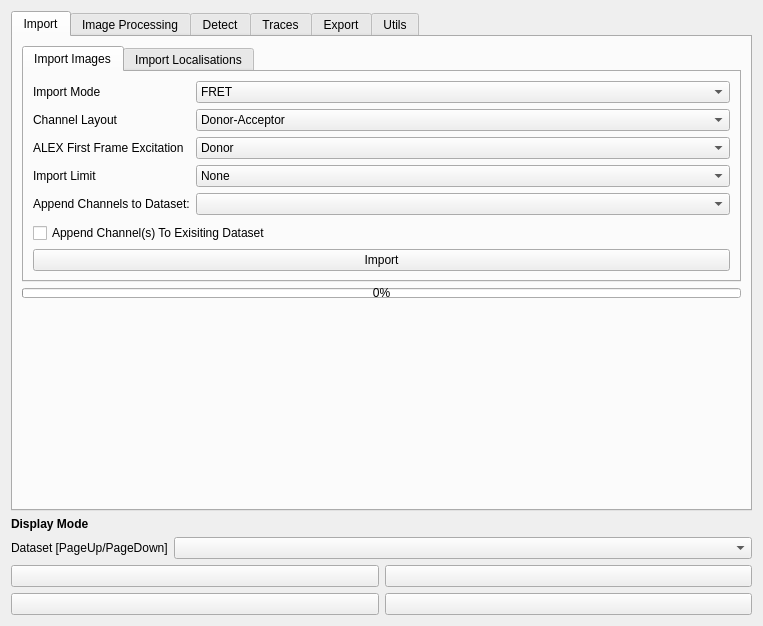
piedrro/napari-molseeq, file src/napari_pixseq/GUI/pixseq_ui.ui: the form before one commit.
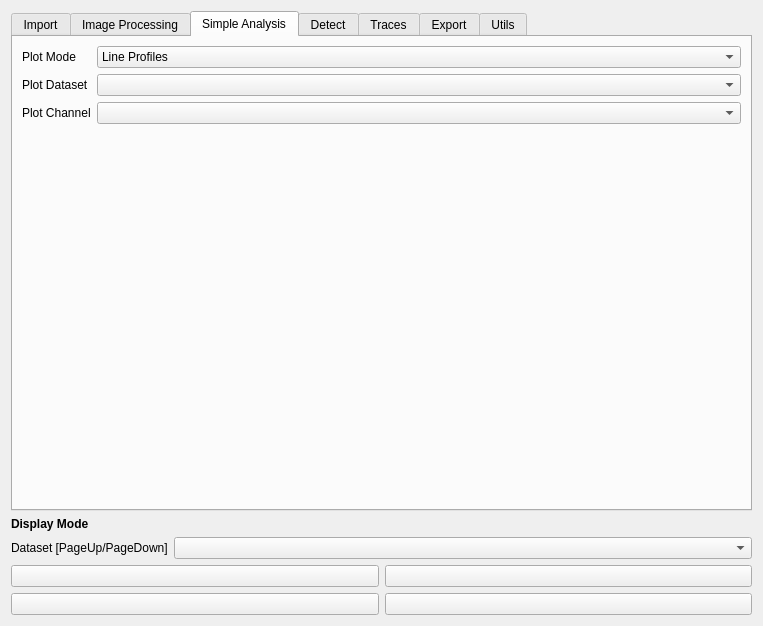
The form after the commit. The open tabs and pages were chosen to show the change.

Commit message: add simple analysis tab

```diff
--- a/src/napari_pixseq/GUI/pixseq_ui.ui
+++ b/src/napari_pixseq/GUI/pixseq_ui.ui
@@ -880,6 +880,77 @@
        </item>
       </layout>
      </widget>
+     <widget class="QWidget" name="tab_19">
+      <attribute name="title">
+       <string>Simple Analysis</string>
+      </attribute>
+      <layout class="QVBoxLayout" name="verticalLayout_22">
+       <item>
+        <layout class="QFormLayout" name="formLayout_17">
+         <item row="0" column="0">
+          <widget class="QLabel" name="label_77">
+           <property name="text">
+            <string>Plot Mode</string>
+           </property>
+          </widget>
+         </item>
+         <item row="0" column="1">
+          <widget class="QComboBox" name="simple_plot_mode">
+           <item>
+            <property name="text">
+             <string>Line Profiles</string>
+            </property>
+           </item>
+           <item>
+            <property name="text">
+             <string>Single Molecule Time Series</string>
+            </property>
+           </item>
+          </widget>
+         </item>
+         <item row="1" column="0">
+          <widget class="QLabel" name="label_78">
+           <property name="text">
+            <string>Plot Dataset</string>
+           </property>
+          </widget>
+         </item>
+         <item row="1" column="1">
+          <widget class="QComboBox" name="simple_plot_dataset"/>
+         </item>
+         <item row="2" column="0">
+          <widget class="QLabel" name="label_79">
+           <property name="text">
+            <string>Plot Channel</string>
+           </property>
+          </widget>
+         </item>
+         <item row="2" column="1">
+          <widget class="QComboBox" name="simple_plot_channel"/>
+         </item>
+        </layout>
+       </item>
+       <item>
+        <widget class="QWidget" name="simple_graph_container" native="true">
+         <property name="sizePolicy">
+          <sizepolicy hsizetype="MinimumExpanding" vsizetype="MinimumExpanding">
+           <horstretch>0</horstretch>
+           <verstretch>0</verstretch>
+          </sizepolicy>
+         </property>
+         <property name="minimumSize">
+          <size>
+           <width>50</width>
+           <height>0</height>
+          </size>
+         </property>
+         <property name="toolTipDuration">
+          <number>0</number>
+         </property>
+        </widget>
+       </item>
+      </layout>
+     </widget>
      <widget class="QWidget" name="tab_2">
       <attribute name="title">
        <string>Detect</string>
```
The commit also changes 4 other files.
